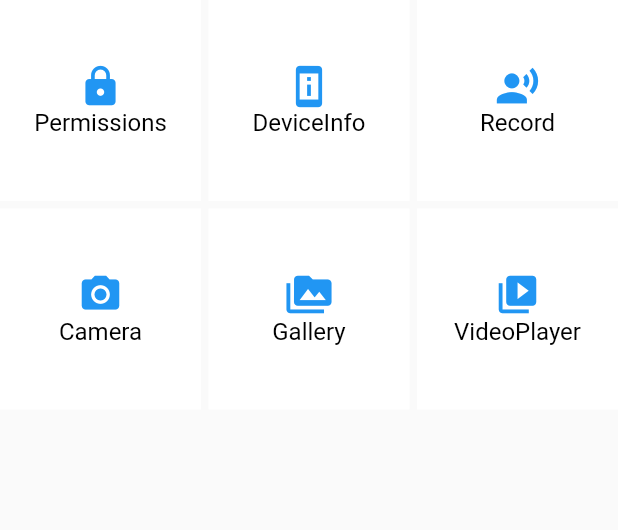
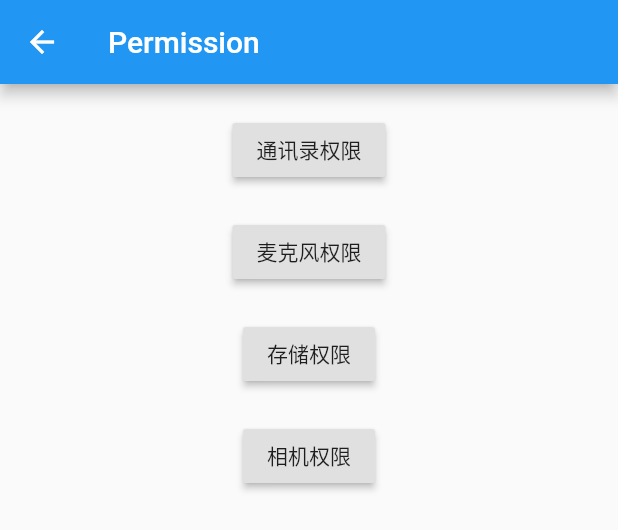
Before and after one commit to JhLhH/FlutterExample, a Flutter app: the HardwarePage widget shown alone on an empty page, opened directly, after a tap on "Permissions", on a phone screen of 412 x 824 dp. Shown: the top 530 px of the screen. Run offline on Flutter 3.47's test engine with Material 2 defaults, Android fonts, the phone set to English and light mode, and no system bars; our stand-ins replace device_info, flutter_html, fluttertoast, native_record, permission_handler, toast; missing offline and left inert: cache, date, dialog, flutter_sound, flutter_webview_plugin and 8 more; key blocks and very long unbroken strings in the code were emptied for the run.

Commit message:
权限获取示例完成

```diff
--- /dev/null
+++ b/flutter_example/lib/hardware/permission_handler.dart
@@ -0,0 +1,73 @@
+import 'dart:io';
+
+import 'package:flutter/material.dart';
+
+import 'package:permission_handler/permission_handler.dart';
+
+import 'package:fluttertoast/fluttertoast.dart';
+
+class PermissionHandlerPage extends StatelessWidget {
+  Map<String, dynamic> _readAndroidBuildData = {
+    '通讯录权限': PermissionGroup.contacts,
+    '麦克风权限': PermissionGroup.microphone,
+    '存储权限': PermissionGroup.storage,
+    '相机权限': PermissionGroup.camera,
+  };
+
+  Map<String, dynamic> _readIosDeviceInfo = {
+    '通讯录权限': PermissionGroup.contacts,
+    '麦克风权限': PermissionGroup.microphone,
+    '相机权限': PermissionGroup.camera,
+    '相册权限': PermissionGroup.photos,
+  };
+
+  @override
+  Widget build(BuildContext context) {
+    return Scaffold(
+        appBar: AppBar(
+          title: Text('Permission'),
+        ),
+        body: Center(
+          child: Column(
+              mainAxisAlignment: MainAxisAlignment.start,
+              children: Platform.isAndroid
+                  ? _getItems(_readAndroidBuildData)
+                  : _getItems(_readIosDeviceInfo)),
+        ));
+  }
+
+  _getItems(Map map) {
+    List<Widget> items = [];
+    map.keys.forEach((key) {
+      items.add(_getItem(key, map[key]));
+    });
+    return items;
+  }
+
+  _getItem(String key, PermissionGroup permissionGroup) {
+    return Padding(
+      padding: EdgeInsets.only(top: 20),
+      child: RaisedButton(
+          onPressed: () {
+            requestPermission(permissionGroup, key);
+          },
+          child: Text(key)
+      ),
+    );
+  }
+
+  Future requestPermission(PermissionGroup permissionGroup, String key) async {
+    // 申请权限
+    Map<PermissionGroup, PermissionStatus> permissions =
+        await PermissionHandler().requestPermissions([permissionGroup]);
+    // 申请结果
+    PermissionStatus permission =
+        await PermissionHandler().checkPermissionStatus(permissionGroup);
+
+    if (permission == PermissionStatus.granted) {
+      Fluttertoast.showToast(msg: "$key申请通过");
+    } else {
+      Fluttertoast.showToast(msg: "$key申请被拒绝");
+    }
+  }
+}
--- a/flutter_example/lib/route/hardware_page.dart
+++ b/flutter_example/lib/route/hardware_page.dart
@@ -27,7 +27,8 @@ class _HardwarePageState extends State<HardwarePage> {
 
   Map<String, String> routeNames = {
     'Record':'record',
-    'DeviceInfo':'DeviceInfo'
+    'DeviceInfo':'DeviceInfo',
+    'Permissions':'PermissionPage'
   };
 
   @override
--- a/flutter_example/lib/route/navigator_page.dart
+++ b/flutter_example/lib/route/navigator_page.dart
@@ -3,6 +3,7 @@ import 'package:flutterexample/customwidget/dialog_page.dart';
 import 'package:flutterexample/customwidget/toast_page.dart';
 import 'package:flutterexample/hardware/device_info.dart';
 import 'package:flutterexample/hardware/native_record_page.dart';
+import 'package:flutterexample/hardware/permission_handler.dart';
 import 'package:flutterexample/widgets/round_checkbox_page.dart';
 import 'package:flutterexample/untils/cache.dart';
 import 'package:flutterexample/docs/doc.dart';
@@ -80,7 +81,8 @@ class _MyAppState extends State<MyApp> {
         'step': (context) => StepPage(),
         'progressview' : (context) => ProgressViewWidgetPage(),
         'SliderPage' : (context) => SliderPage(),
-        'DeviceInfo' : (context) => DeviceInfo()
+        'DeviceInfo' : (context) => DeviceInfo(),
+        'PermissionPage' : (context) => PermissionHandlerPage(),
       },
     );
   }
--- a/flutter_example/pubspec.yaml
+++ b/flutter_example/pubspec.yaml
@@ -30,6 +30,7 @@ dependencies:
   permission_handler: ^4.4.0+hotfix.4
   flutter_sound: 3.0.0+1
   intl: ^0.16.1
+  fluttertoast: ^4.0.1
 
 # flutter_untils
   extension_data:
```
Also changed, not shown: flutter_example/pubspec.lock, 3 other files.
